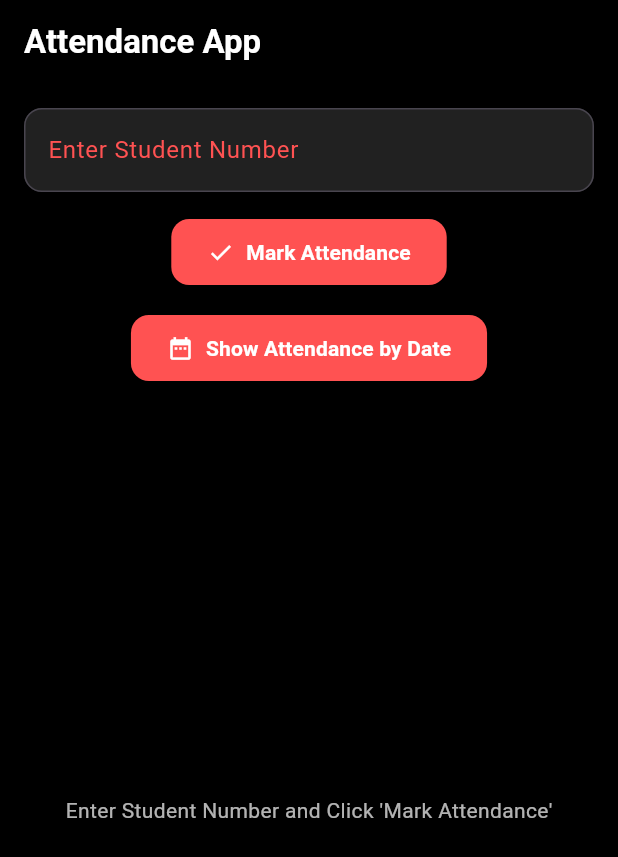
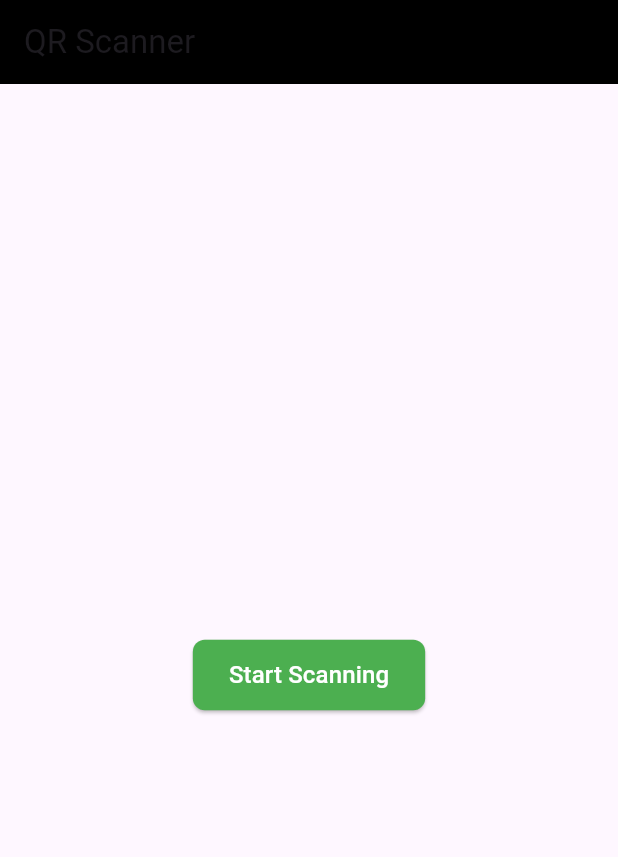
Before and after one commit to dauntlessdaksh/pc, a Flutter app: the screen it shows after launch, on a phone screen of 412 x 824 dp. Shown: the top 857 px of the screen. Run offline on Flutter 3.47's test engine with Material 3 defaults, Android fonts, the phone set to English and light mode, and no system bars; our stand-ins replace dio, equatable, flutter_bloc, image_picker, permission_handler; missing offline and left inert: mobile_scanner.

Commit message:
scanner added

```diff
--- a/lib/main.dart
+++ b/lib/main.dart
@@ -5,6 +5,7 @@ import 'package:pc/bloc/stuattendace/stuattendance_bloc.dart';
 import 'package:pc/repository/stuattendance_repository.dart';
 import 'package:pc/repository/attendance_by_date_repository.dart';
 import 'package:pc/screens/home_screen.dart';
+import 'package:pc/screens/qr_scanner.dart';
 
 void main() {
   runApp(MyApp());
@@ -30,7 +31,7 @@ class MyApp extends StatelessWidget {
       ],
       child: const MaterialApp(
         debugShowCheckedModeBanner: false,
-        home: HomeScreen(),
+        home: QrScanner(),
       ),
     );
   }
--- /dev/null
+++ b/lib/screens/qr_scanner.dart
@@ -0,0 +1,134 @@
+import 'package:flutter/material.dart';
+import 'package:mobile_scanner/mobile_scanner.dart';
+import 'package:permission_handler/permission_handler.dart';
+import 'package:http/http.dart' as http;
+import 'dart:convert';
+
+class QrScanner extends StatefulWidget {
+  const QrScanner({super.key});
+
+  @override
+  State<QrScanner> createState() => _QrScannerState();
+}
+
+class _QrScannerState extends State<QrScanner> {
+  MobileScannerController controller = MobileScannerController();
+  bool isScanning = false;
+
+  @override
+  void initState() {
+    super.initState();
+    _checkCameraPermission();
+  }
+
+  Future<void> _checkCameraPermission() async {
+    var status = await Permission.camera.status;
+    if (!status.isGranted) {
+      await Permission.camera.request();
+    }
+  }
+
+  void _onDetect(BarcodeCapture barcode) {
+    if (barcode.barcodes.isNotEmpty) {
+      final String scannedData = barcode.barcodes.first.rawValue ?? "";
+      if (scannedData.isNotEmpty) {
+        controller.stop(); // Stop scanning after first scan
+        setState(() => isScanning = false);
+        _sendToApi(scannedData);
+      }
+    }
+  }
+
+  Future<void> _sendToApi(String scannedData) async {
+    final response = await http.post(
+      Uri.parse('https://api.programming-club.tech/api/presentQr/'),
+      headers: {'Content-Type': 'application/json'},
+      body: jsonEncode({'encrypted_key': scannedData}),
+    );
+
+    _showDialog(scannedData);
+    _showDialog(response.body);
+  }
+
+  void _showDialog(String response) {
+    showDialog(
+      context: context,
+      builder:
+          (context) => AlertDialog(
+            title: const Text("API Response"),
+            content: Text(response),
+            actions: [
+              TextButton(
+                onPressed: () {
+                  Navigator.of(context).pop();
+                },
+                child: const Text("OK"),
+              ),
+            ],
+          ),
+    );
+  }
+
+  @override
+  void dispose() {
+    controller.dispose();
+    super.dispose();
+  }
+
+  @override
+  Widget build(BuildContext context) {
+    return Scaffold(
+      appBar: AppBar(
+        title: const Text("QR Scanner"),
+        backgroundColor: Colors.black,
+      ),
+      body: Center(
+        child: Column(
+          mainAxisAlignment: MainAxisAlignment.center,
+          children: <Widget>[
+            if (isScanning)
+              Container(
+                width: 250,
+                height: 250,
+                decoration: BoxDecoration(
+                  border: Border.all(color: Colors.redAccent, width: 3),
+                  borderRadius: BorderRadius.circular(12),
+                ),
+                child: MobileScanner(
+                  controller: controller,
+                  onDetect: _onDetect,
+                ),
+              ),
+            const SizedBox(height: 20),
+            ElevatedButton(
+              onPressed: () {
+                setState(() {
+                  if (isScanning) {
+                    controller.stop();
+                  } else {
+                    controller.start();
+                  }
+                  isScanning = !isScanning;
+                });
+              },
+              style: ElevatedButton.styleFrom(
+                backgroundColor: isScanning ? Colors.red : Colors.green,
+                padding: const EdgeInsets.symmetric(
+                  horizontal: 24,
+                  vertical: 12,
+                ),
+                shape: RoundedRectangleBorder(
+                  borderRadius: BorderRadius.circular(8),
+                ),
+              ),
+              child: Text(
+                isScanning ? "Cancel Scanning" : "Start Scanning",
+                style: const TextStyle(fontSize: 16, color: Colors.white),
+              ),
+            ),
+          ],
+        ),
+      ),
+    );
+  }
+}
--- a/pubspec.yaml
+++ b/pubspec.yaml
@@ -42,6 +42,8 @@ dependencies:
   http_parser:
   intl:
   http:
+  mobile_scanner: ^6.0.7
+  permission_handler: ^11.4.0
 
 dev_dependencies:
   flutter_test:
```
Also changed, not shown: pubspec.lock, 4 other files.
